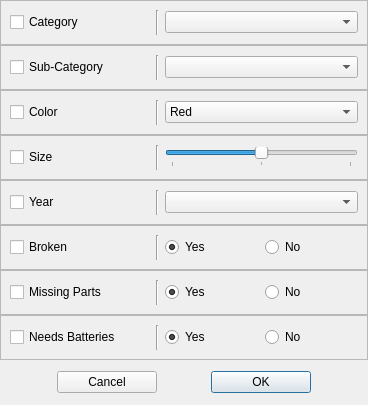
This is forms/ClipParamDialog.ui in jeremyabel/Prism as Qt 5 draws it before an edit. The edited form follows.
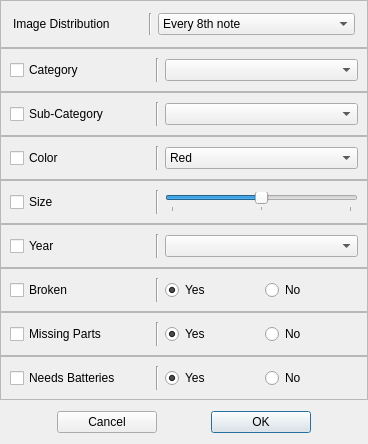
This is the edited form.

Commit message: image distribution parameter

The edit to the form file:
```diff
--- a/forms/ClipParamDialog.ui
+++ b/forms/ClipParamDialog.ui
@@ -13,7 +13,7 @@
     <x>0</x>
     <y>0</y>
     <width>368</width>
-    <height>405</height>
+    <height>444</height>
    </rect>
   </property>
   <property name="sizePolicy">
@@ -34,7 +34,7 @@
   <property name="modal">
    <bool>true</bool>
   </property>
-  <layout class="QVBoxLayout">
+  <layout class="QVBoxLayout" name="verticalLayout">
    <property name="spacing">
     <number>0</number>
    </property>
@@ -50,6 +50,121 @@
    <property name="bottomMargin">
     <number>0</number>
    </property>
+   <item>
+    <widget class="QFrame" name="frame_10">
+     <property name="frameShape">
+      <enum>QFrame::StyledPanel</enum>
+     </property>
+     <property name="frameShadow">
+      <enum>QFrame::Raised</enum>
+     </property>
+     <layout class="QHBoxLayout" name="frame_00">
+      <property name="spacing">
+       <number>-1</number>
+      </property>
+      <property name="sizeConstraint">
+       <enum>QLayout::SetDefaultConstraint</enum>
+      </property>
+      <property name="leftMargin">
+       <number>12</number>
+      </property>
+      <property name="topMargin">
+       <number>12</number>
+      </property>
+      <property name="rightMargin">
+       <number>12</number>
+      </property>
+      <property name="bottomMargin">
+       <number>12</number>
+      </property>
+      <item>
+       <widget class="QLabel" name="label">
+        <property name="sizePolicy">
+         <sizepolicy hsizetype="Minimum" vsizetype="Fixed">
+          <horstretch>0</horstretch>
+          <verstretch>0</verstretch>
+         </sizepolicy>
+        </property>
+        <property name="minimumSize">
+         <size>
+          <width>120</width>
+          <height>0</height>
+         </size>
+        </property>
+        <property name="maximumSize">
+         <size>
+          <width>130</width>
+          <height>16777215</height>
+         </size>
+        </property>
+        <property name="text">
+         <string>Image Distribution</string>
+        </property>
+        <property name="indent">
+         <number>0</number>
+        </property>
+       </widget>
+      </item>
+      <item>
+       <widget class="Line" name="line_9">
+        <property name="enabled">
+         <bool>true</bool>
+        </property>
+        <property name="lineWidth">
+         <number>1</number>
+        </property>
+        <property name="orientation">
+         <enum>Qt::Vertical</enum>
+        </property>
+       </widget>
+      </item>
+      <item>
+       <widget class="QComboBox" name="distroComboBox">
+        <property name="sizePolicy">
+         <sizepolicy hsizetype="Preferred" vsizetype="Fixed">
+          <horstretch>0</horstretch>
+          <verstretch>0</verstretch>
+         </sizepolicy>
+        </property>
+        <property name="maximumSize">
+         <size>
+          <width>16777215</width>
+          <height>16777215</height>
+         </size>
+        </property>
+        <property name="currentIndex">
+         <number>3</number>
+        </property>
+        <item>
+         <property name="text">
+          <string>Every whole note</string>
+         </property>
+        </item>
+        <item>
+         <property name="text">
+          <string>Every half note</string>
+         </property>
+        </item>
+        <item>
+         <property name="text">
+          <string>Every quarter note</string>
+         </property>
+        </item>
+        <item>
+         <property name="text">
+          <string>Every 8th note</string>
+         </property>
+        </item>
+        <item>
+         <property name="text">
+          <string>Every 16th note</string>
+         </property>
+        </item>
+       </widget>
+      </item>
+     </layout>
+    </widget>
+   </item>
    <item>
     <widget class="QFrame" name="frame_01">
      <property name="frameShape">
```
The commit also changes 5 other files.
